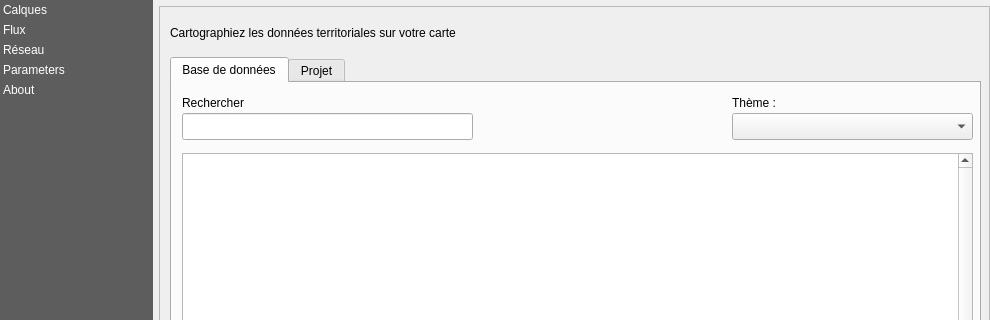
Qt form tellae/dialogs/main_window.ui (tellae/qgis-tellae-plugin) before a commit; both pictures show x 0 to 990 and y 0 to 320 of the 990 by 849 pixel window.
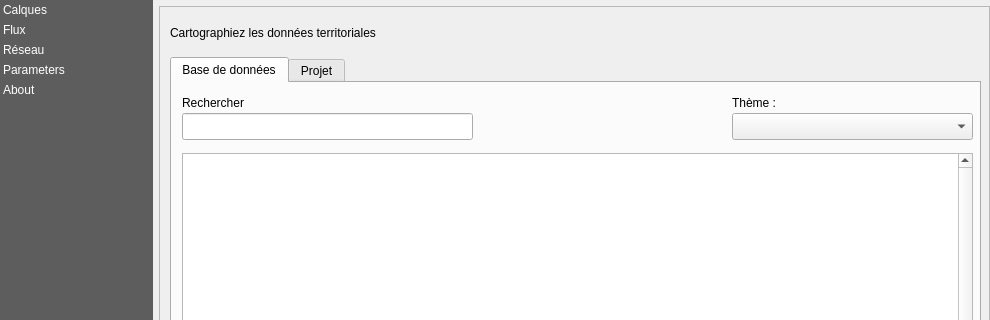
The same form after that commit. The open tabs and pages were chosen to show the change. Custom widgets are drawn as their Qt base class.

Patch:
```diff
--- a/tellae/dialogs/main_window.ui
+++ b/tellae/dialogs/main_window.ui
@@ -356,7 +356,7 @@
               </rect>
              </property>
              <property name="text">
-              <string>Cartographiez les données territoriales sur votre carte </string>
+              <string>Cartographiez les données territoriales</string>
              </property>
             </widget>
            </widget>
```
Left out of the diff: 4 changed lines with no effect on the pictures.
